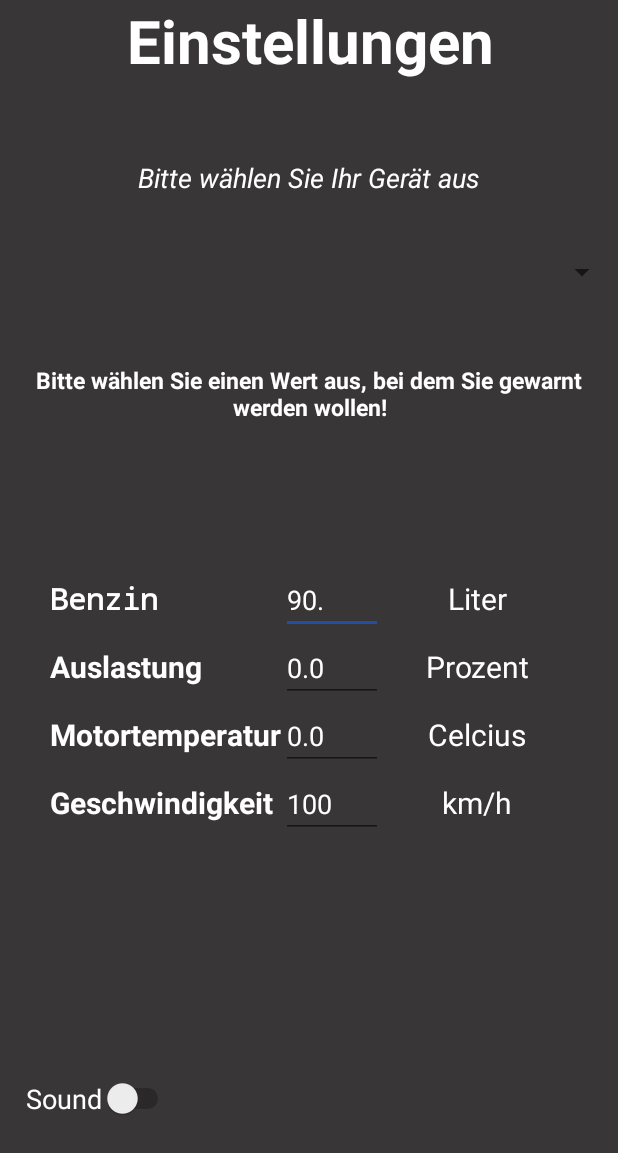
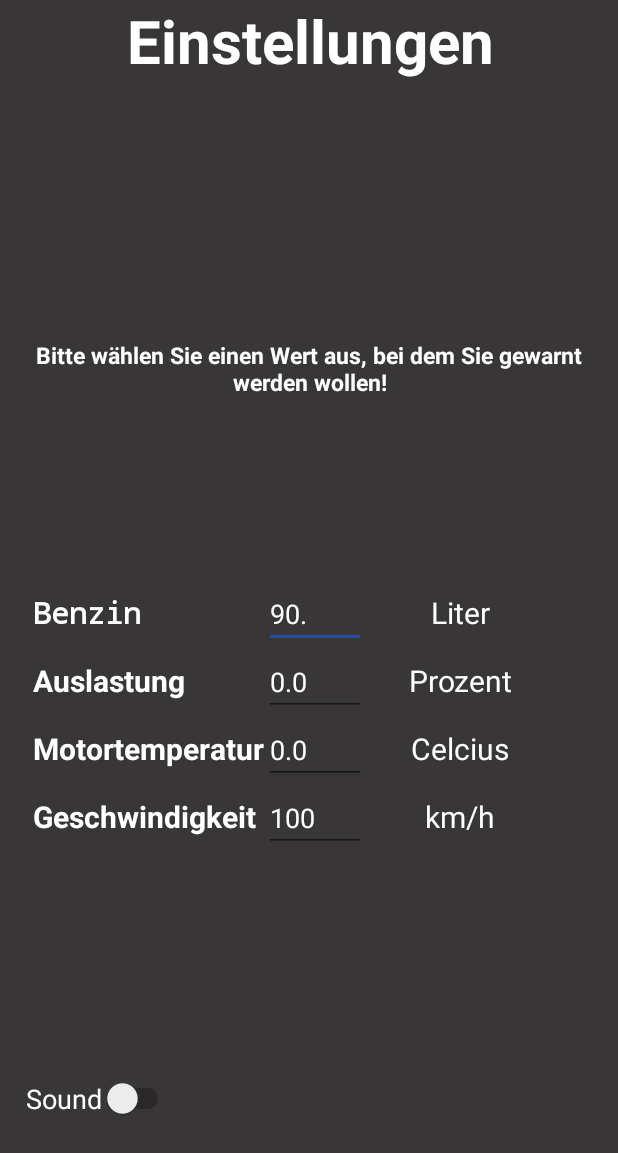
Before and after one commit to FL0NE/CAR_INFS, an Android app: the SettingsActivity screen opened directly, with no data from a screen before it, on a phone screen of 412 x 824 dp. Shown: the top 1153 px of the screen. Run offline under Robolectric (Android 15) with nearby library versions, the light colour scheme and no system bars.

Commit message:
Einstellungsseite ua

```diff
--- a/App/TSUE/app/src/main/java/com/tsue/dsa/tsue/MainActivity.java
+++ b/App/TSUE/app/src/main/java/com/tsue/dsa/tsue/MainActivity.java
@@ -66,10 +66,10 @@ public class MainActivity extends Activity implements OnDataChangedListener {
 
         //FONT
 
-        final ViewGroup mContainer = (ViewGroup) findViewById(android.R.id.content).getRootView();
+        /*final ViewGroup mContainer = (ViewGroup) findViewById(android.R.id.content).getRootView();
         final Typeface mFont = Typeface.createFromAsset(getAssets(), "advent.ttf");
         Parameters.setAppFont(mContainer, mFont);
-
+*/
         //ENDE FONT
 
         //TEST BUTTON
--- a/App/TSUE/app/src/main/res/layout/activity_options.xml
+++ b/App/TSUE/app/src/main/res/layout/activity_options.xml
@@ -6,21 +6,6 @@
     android:layout_height="match_parent"
     android:background="@color/backgroundcolor"
     tools:context="com.tsue.dsa.tsue.SettingsActivity">
-
-    <TextView
-        android:id="@+id/txt_geraet"
-        android:layout_width="wrap_content"
-        android:layout_height="wrap_content"
-        android:text="Bitte wählen Sie Ihr Gerät aus"
-        android:textColor="@color/txtColor"
-        android:textSize="18sp"
-        android:textStyle="italic"
-        app:layout_constraintBottom_toBottomOf="parent"
-        app:layout_constraintHorizontal_bias="0.503"
-        app:layout_constraintLeft_toLeftOf="parent"
-        app:layout_constraintRight_toRightOf="parent"
-        app:layout_constraintTop_toTopOf="parent"
-        app:layout_constraintVertical_bias="0.133" />
 
     <TextView
         android:id="@+id/txt_Enstllngn"
@@ -51,18 +36,7 @@
         app:layout_constraintLeft_toLeftOf="parent"
         app:layout_constraintRight_toRightOf="parent"
         app:layout_constraintTop_toTopOf="parent"
-        app:layout_constraintVertical_bias="0.309" />
-
-    <Spinner
-        android:id="@+id/bluetooth_spinner"
-        android:layout_width="0dp"
-        android:layout_height="wrap_content"
-        app:layout_constraintBottom_toBottomOf="parent"
-        app:layout_constraintHorizontal_bias="0.0"
-        app:layout_constraintLeft_toLeftOf="parent"
-        app:layout_constraintRight_toRightOf="parent"
-        app:layout_constraintTop_toTopOf="parent"
-        app:layout_constraintVertical_bias="0.212" />
+        app:layout_constraintVertical_bias="0.288" />
 
     <Switch
         android:id="@+id/sound_switch"
@@ -101,7 +75,8 @@
         app:layout_constraintBottom_toBottomOf="parent"
         app:layout_constraintRight_toRightOf="parent"
         app:layout_constraintTop_toTopOf="parent"
-        app:layout_constraintVertical_bias="0.588">
+        app:layout_constraintVertical_bias="0.603"
+        app:layout_constraintHorizontal_bias="0.25">
 
         <TableRow>
 
```
